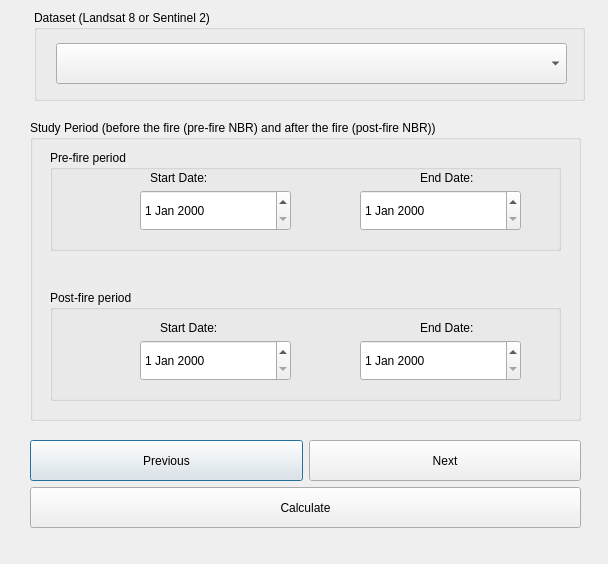
Before: the Qt Designer form LDMP/gui/DlgCalculateForestFire.ui in LocateIT/trends.earth, drawn with Qt 5.
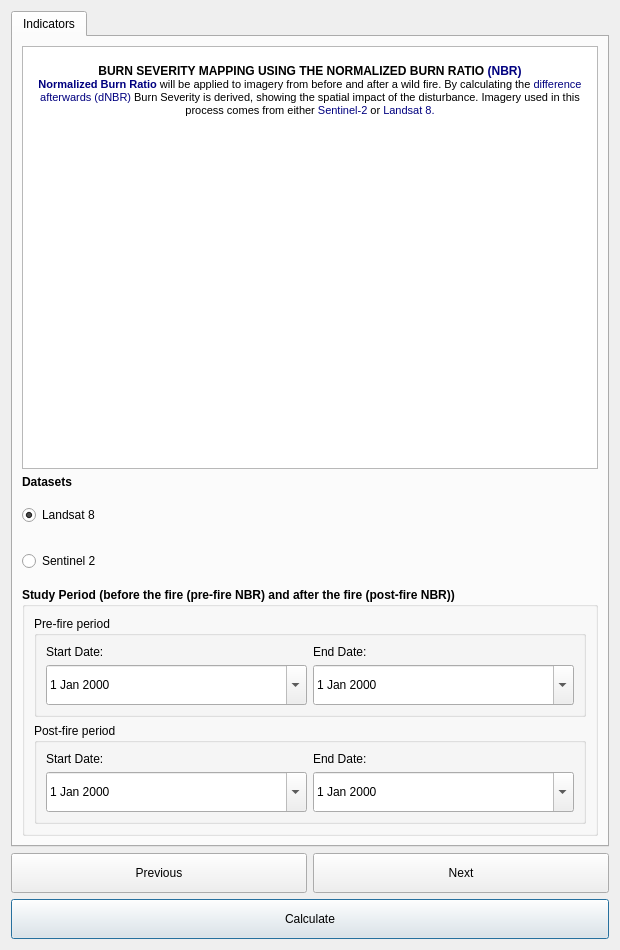
After: the same form once the commit is applied.

Commit message: tie imagery to launch date

Diff of the .ui file:
```diff
--- a/LDMP/gui/DlgCalculateForestFire.ui
+++ b/LDMP/gui/DlgCalculateForestFire.ui
@@ -9,8 +9,8 @@
    <rect>
     <x>0</x>
     <y>0</y>
-    <width>608</width>
-    <height>564</height>
+    <width>620</width>
+    <height>950</height>
    </rect>
   </property>
   <property name="sizePolicy">
@@ -22,214 +22,239 @@
   <property name="minimumSize">
    <size>
     <width>0</width>
-    <height>400</height>
+    <height>450</height>
    </size>
   </property>
   <property name="windowTitle">
    <string>Calculate Forest Burnt Severety</string>
   </property>
-  <widget class="QGroupBox" name="groupBox">
-   <property name="geometry">
-    <rect>
-     <x>34</x>
-     <y>10</y>
-     <width>551</width>
-     <height>91</height>
-    </rect>
-   </property>
-   <property name="title">
-    <string>Dataset (Landsat 8 or Sentinel 2)</string>
-   </property>
-   <widget class="QComboBox" name="comboBox">
-    <property name="geometry">
-     <rect>
-      <x>22</x>
-      <y>33</y>
-      <width>511</width>
-      <height>41</height>
-     </rect>
-    </property>
-   </widget>
-  </widget>
+  <layout class="QVBoxLayout" name="verticalLayout_2">
+   <item>
+    <widget class="QTabWidget" name="TabBox">
+     <widget class="QWidget" name="IndicatorsTab">
+      <attribute name="title">
+       <string>Indicators</string>
+      </attribute>
+      <layout class="QVBoxLayout" name="verticalLayout">
+       <item>
+        <widget class="QTextBrowser" name="textBrowser">
+         <property name="autoFillBackground">
+          <bool>false</bool>
+         </property>
+         <property name="html">
+          <string>&lt;!DOCTYPE HTML PUBLIC &quot;-//W3C//DTD HTML 4.0//EN&quot; &quot;http://www.w3.org/TR/REC-html40/strict.dtd&quot;&gt;
+&lt;html&gt;&lt;head&gt;&lt;meta name=&quot;qrichtext&quot; content=&quot;1&quot; /&gt;&lt;style type=&quot;text/css&quot;&gt;
+p, li { white-space: pre-wrap; }
+&lt;/style&gt;&lt;/head&gt;&lt;body style=&quot; font-family:'MS Shell Dlg 2'; font-size:8pt; font-weight:400; font-style:normal;&quot;&gt;
+&lt;p align=&quot;center&quot; style=&quot;-qt-paragraph-type:empty; margin-top:0px; margin-bottom:0px; margin-left:0px; margin-right:0px; -qt-block-indent:0; text-indent:0px;&quot;&gt;&lt;br /&gt;&lt;/p&gt;
+&lt;p align=&quot;center&quot; style=&quot; margin-top:0px; margin-bottom:0px; margin-left:0px; margin-right:0px; -qt-block-indent:0; text-indent:0px;&quot;&gt;&lt;span style=&quot; font-size:9pt; font-weight:600;&quot;&gt;BURN SEVERITY MAPPING USING THE NORMALIZED BURN RATIO &lt;/span&gt;&lt;span style=&quot; font-size:9pt; font-weight:600; color:#00007f;&quot;&gt;(NBR)&lt;/span&gt;&lt;/p&gt;
+&lt;p align=&quot;center&quot; style=&quot; margin-top:0px; margin-bottom:0px; margin-left:0px; margin-right:0px; -qt-block-indent:0; text-indent:0px;&quot;&gt;&lt;span style=&quot; font-weight:600; color:#00007f;&quot;&gt;Normalized Burn Ratio&lt;/span&gt;&lt;span style=&quot; color:#005500;&quot;&gt; &lt;/span&gt;will be applied to imagery from before and after a wild fire. By calculating the &lt;span style=&quot; color:#00007f;&quot;&gt;difference afterwards (dNBR)&lt;/span&gt; Burn Severity is derived, showing the spatial impact of the disturbance. Imagery used in this process comes from either &lt;span style=&quot; color:#00007f;&quot;&gt;Sentinel-2&lt;/span&gt; or &lt;span style=&quot; color:#00007f;&quot;&gt;Landsat 8.&lt;/span&gt;&lt;/p&gt;&lt;/body&gt;&lt;/html&gt;</string>
+         </property>
+        </widget>
+       </item>
+       <item>
+        <widget class="QLabel" name="label_5">
+         <property name="font">
+          <font>
+           <weight>75</weight>
+           <bold>true</bold>
+          </font>
+         </property>
+         <property name="text">
+          <string>Datasets</string>
+         </property>
+        </widget>
+       </item>
+       <item>
+        <widget class="QRadioButton" name="radio_landsat8">
+         <property name="minimumSize">
+          <size>
+           <width>0</width>
+           <height>40</height>
+          </size>
+         </property>
+         <property name="autoFillBackground">
+          <bool>false</bool>
+         </property>
+         <property name="text">
+          <string>Landsat 8</string>
+         </property>
+         <property name="checked">
+          <bool>true</bool>
+         </property>
+        </widget>
+       </item>
+       <item>
+        <widget class="QRadioButton" name="radio_sentinel2">
+         <property name="minimumSize">
+          <size>
+           <width>0</width>
+           <height>40</height>
+          </size>
+         </property>
+         <property name="text">
+          <string>Sentinel 2</string>
+         </property>
+         <property name="checked">
+          <bool>false</bool>
+         </property>
+        </widget>
+       </item>
+       <item>
   <widget class="QGroupBox" name="groupBox_2">
-   <property name="geometry">
-    <rect>
-     <x>30</x>
-     <y>120</y>
-     <width>551</width>
-     <height>301</height>
-    </rect>
+         <property name="font">
+          <font>
+           <weight>75</weight>
+           <bold>true</bold>
+          </font>
    </property>
    <property name="title">
     <string>Study Period (before the fire (pre-fire NBR) and after the fire (post-fire NBR))</string>
    </property>
+         <layout class="QGridLayout" name="gridLayout_3">
+          <item row="0" column="0">
    <widget class="QGroupBox" name="groupBox_3">
-    <property name="geometry">
-     <rect>
-      <x>20</x>
-      <y>30</y>
-      <width>511</width>
-      <height>101</height>
-     </rect>
+            <property name="font">
+             <font>
+              <weight>50</weight>
+              <bold>false</bold>
+             </font>
     </property>
     <property name="title">
      <string>Pre-fire period</string>
     </property>
-    <widget class="QDateEdit" name="dateEdit">
-     <property name="geometry">
-      <rect>
-       <x>90</x>
-       <y>40</y>
-       <width>151</width>
-       <height>41</height>
-      </rect>
-     </property>
-    </widget>
-    <widget class="QDateEdit" name="dateEdit_2">
-     <property name="geometry">
-      <rect>
-       <x>310</x>
-       <y>40</y>
-       <width>161</width>
-       <height>41</height>
-      </rect>
-     </property>
-    </widget>
+            <layout class="QGridLayout" name="gridLayout_2">
+             <item row="0" column="0">
     <widget class="QLabel" name="label">
-     <property name="geometry">
-      <rect>
-       <x>100</x>
-       <y>20</y>
-       <width>91</width>
-       <height>16</height>
-      </rect>
-     </property>
      <property name="text">
       <string>Start Date:</string>
      </property>
     </widget>
+             </item>
+             <item row="1" column="1">
+              <widget class="QDateEdit" name="prefire_end_btn">
+               <property name="minimumSize">
+                <size>
+                 <width>0</width>
+                 <height>40</height>
+                </size>
+               </property>
+               <property name="calendarPopup">
+                <bool>true</bool>
+               </property>
+              </widget>
+             </item>
+             <item row="0" column="1">
     <widget class="QLabel" name="label_2">
-     <property name="geometry">
-      <rect>
-       <x>370</x>
-       <y>20</y>
-       <width>81</width>
-       <height>16</height>
-      </rect>
-     </property>
      <property name="text">
       <string>End Date:</string>
      </property>
     </widget>
-   </widget>
+             </item>
+             <item row="1" column="0">
+              <widget class="QDateEdit" name="prefire_start_btn">
+               <property name="minimumSize">
+                <size>
+                 <width>0</width>
+                 <height>40</height>
+                </size>
+               </property>
+               <property name="calendarPopup">
+                <bool>true</bool>
+               </property>
+              </widget>
+             </item>
+            </layout>
+           </widget>
+          </item>
+          <item row="1" column="0">
    <widget class="QGroupBox" name="groupBox_4">
-    <property name="geometry">
-     <rect>
-      <x>20</x>
-      <y>170</y>
-      <width>511</width>
-      <height>111</height>
-     </rect>
+            <property name="font">
+             <font>
+              <weight>50</weight>
+              <bold>false</bold>
+             </font>
     </property>
     <property name="title">
      <string>Post-fire period</string>
     </property>
-    <widget class="QDateEdit" name="dateEdit_3">
-     <property name="geometry">
-      <rect>
-       <x>90</x>
-       <y>50</y>
-       <width>151</width>
-       <height>41</height>
-      </rect>
-     </property>
-    </widget>
-    <widget class="QDateEdit" name="dateEdit_4">
-     <property name="geometry">
-      <rect>
-       <x>310</x>
-       <y>50</y>
-       <width>161</width>
-       <height>41</height>
-      </rect>
-     </property>
-    </widget>
-    <widget class="QLabel" name="label_3">
-     <property name="geometry">
-      <rect>
-       <x>110</x>
-       <y>30</y>
-       <width>101</width>
-       <height>16</height>
-      </rect>
-     </property>
-     <property name="text">
-      <string>Start Date:</string>
-     </property>
-    </widget>
+            <layout class="QGridLayout" name="gridLayout_4">
+             <item row="0" column="1">
     <widget class="QLabel" name="label_4">
-     <property name="geometry">
-      <rect>
-       <x>370</x>
-       <y>30</y>
-       <width>81</width>
-       <height>16</height>
-      </rect>
+               <property name="font">
+                <font>
+                 <weight>50</weight>
+                 <bold>false</bold>
+                </font>
      </property>
      <property name="text">
       <string>End Date:</string>
      </property>
     </widget>
-   </widget>
-  </widget>
-  <widget class="QWidget" name="layoutWidget">
-   <property name="geometry">
-    <rect>
-     <x>30</x>
-     <y>440</y>
-     <width>551</width>
-     <height>88</height>
-    </rect>
-   </property>
+             </item>
+             <item row="1" column="0">
+              <widget class="QDateEdit" name="postfire_start_btn">
+               <property name="minimumSize">
+                <size>
+                 <width>0</width>
+                 <height>40</height>
+                </size>
+               </property>
+               <property name="font">
+                <font>
+                 <weight>50</weight>
+                 <bold>false</bold>
+                </font>
+               </property>
+               <property name="calendarPopup">
+                <bool>true</bool>
+               </property>
+              </widget>
+             </item>
+             <item row="1" column="1">
+              <widget class="QDateEdit" name="postfire_end_btn">
+               <property name="minimumSize">
+                <size>
+                 <width>0</width>
+                 <height>40</height>
+                </size>
+               </property>
+               <property name="font">
+                <font>
+                 <weight>50</weight>
+                 <bold>false</bold>
+                </font>
+               </property>
+               <property name="calendarPopup">
+                <bool>true</bool>
+               </property>
+              </widget>
+             </item>
+             <item row="0" column="0">
+              <widget class="QLabel" name="label_3">
+               <property name="font">
+                <font>
+                 <weight>50</weight>
+                 <bold>false</bold>
+                </font>
+               </property>
+               <property name="text">
+                <string>Start Date:</string>
+               </property>
+              </widget>
+             </item>
+            </layout>
+           </widget>
+          </item>
+         </layout>
+        </widget>
+       </item>
+      </layout>
+     </widget>
+    </widget>
+   </item>
+   <item>
    <layout class="QGridLayout" name="gridLayout">
-    <item row="0" column="0">
-     <widget class="QPushButton" name="button_prev_2">
-      <property name="sizePolicy">
-       <sizepolicy hsizetype="Minimum" vsizetype="Minimum">
-        <horstretch>0</horstretch>
-        <verstretch>0</verstretch>
-       </sizepolicy>
-      </property>
-      <property name="minimumSize">
-       <size>
-        <width>0</width>
-        <height>40</height>
-       </size>
-      </property>
-      <property name="text">
-       <string>Previous</string>
-      </property>
-     </widget>
-    </item>
-    <item row="0" column="1">
-     <widget class="QPushButton" name="button_next_2">
-      <property name="sizePolicy">
-       <sizepolicy hsizetype="Minimum" vsizetype="Minimum">
-        <horstretch>0</horstretch>
-        <verstretch>0</verstretch>
-       </sizepolicy>
-      </property>
-      <property name="minimumSize">
-       <size>
-        <width>0</width>
-        <height>40</height>
-       </size>
-      </property>
-      <property name="text">
-       <string>Next</string>
-      </property>
-     </widget>
-    </item>
     <item row="1" column="0" colspan="2">
      <widget class="QPushButton" name="button_calculate_2">
       <property name="sizePolicy">
@@ -249,9 +274,52 @@
       </property>
      </widget>
     </item>
-   </layout>
-  </widget>
- </widget>
+     <item row="0" column="0">
+      <widget class="QPushButton" name="button_prev">
+       <property name="sizePolicy">
+        <sizepolicy hsizetype="Minimum" vsizetype="Minimum">
+         <horstretch>0</horstretch>
+         <verstretch>0</verstretch>
+        </sizepolicy>
+       </property>
+       <property name="minimumSize">
+        <size>
+         <width>0</width>
+         <height>40</height>
+        </size>
+       </property>
+       <property name="text">
+        <string>Previous</string>
+       </property>
+      </widget>
+     </item>
+     <item row="0" column="1">
+      <widget class="QPushButton" name="button_next">
+       <property name="sizePolicy">
+        <sizepolicy hsizetype="Minimum" vsizetype="Minimum">
+         <horstretch>0</horstretch>
+         <verstretch>0</verstretch>
+        </sizepolicy>
+       </property>
+       <property name="minimumSize">
+        <size>
+         <width>0</width>
+         <height>40</height>
+        </size>
+       </property>
+       <property name="text">
+        <string>Next</string>
+       </property>
+      </widget>
+     </item>
+    </layout>
+   </item>
+  </layout>
+ </widget>
+ <tabstops>
+  <tabstop>TabBox</tabstop>
+  <tabstop>button_calculate</tabstop>
+ </tabstops>
  <resources/>
  <connections/>
 </ui>
```
Left out of the diff: 23 changed lines with no effect on the pictures. Lines whose indentation alone changed are shown as unchanged. The commit also changes 13 other files.
